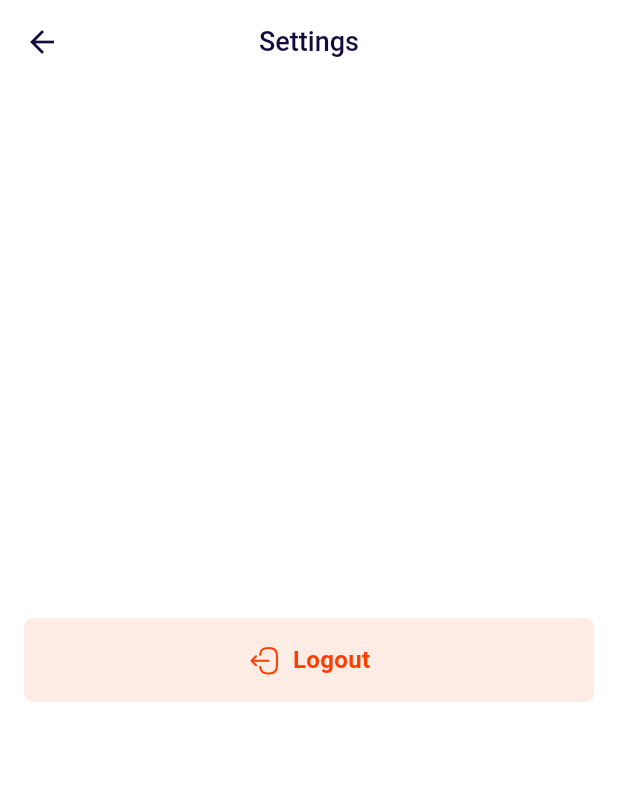
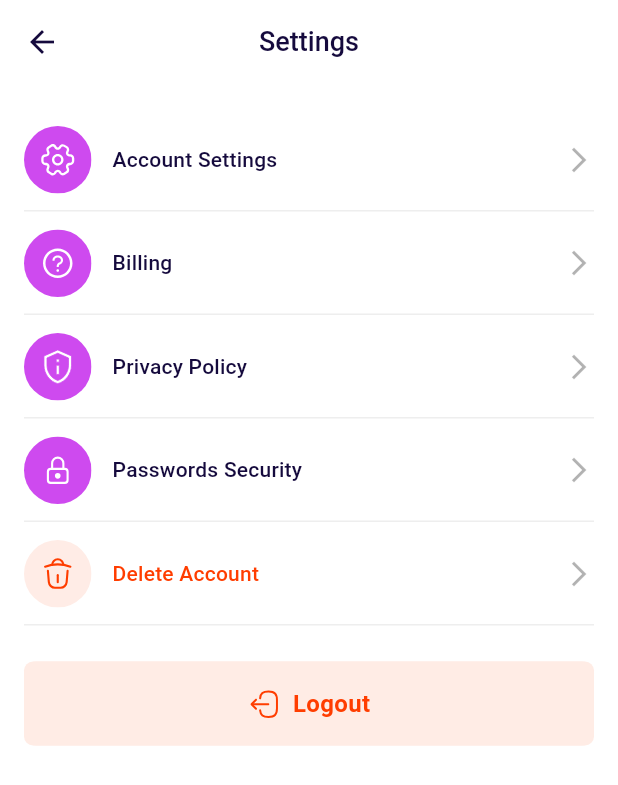
Before and after one commit to muneeb117/mywords.ai, a Flutter app: the SettingsPage screen opened by its route, on a phone screen of 412 x 824 dp. Shown: the top 785 px of the screen. Run offline on Flutter 3.47's test engine with Material 3 defaults, Android fonts, the phone set to English and light mode, and no system bars; our stand-ins replace bloc, dartz, device_info_plus, dio, file_picker, flutter_bloc and 5 more; missing offline and left inert: docx_to_text, syncfusion_flutter_pdf; accounts and stored records are empty.

Commit message:
settings/security page designed

```diff
--- a/lib/common/components/custom_text_field.dart
+++ b/lib/common/components/custom_text_field.dart
@@ -112,7 +112,7 @@ class InputField extends StatelessWidget {
         hintStyle: TextStyle(
           color: Color(0xff9E9E9E),
           fontSize: 14,
-          fontWeight: FontWeight.normal,
+          fontWeight: FontWeight.w500,
         ),
         prefixIcon: hasPrefixIcon
             ? Padding(
@@ -141,14 +141,14 @@ class InputField extends StatelessWidget {
         border: OutlineInputBorder(
           borderRadius: BorderRadius.circular(8),
           borderSide: BorderSide(
-            color: Color(0xffEDEDED),
+            color: Color(0xffEAECF0),
             width: 1,
           ),
         ),
         enabledBorder: OutlineInputBorder(
           borderRadius: BorderRadius.circular(8),
           borderSide: BorderSide(
-            color: Color(0xffEDEDED),
+            color: Color(0xffEAECF0),
             width: 1,
           ),
         ),
--- a/lib/config/routes/route_manager.dart
+++ b/lib/config/routes/route_manager.dart
@@ -10,6 +10,8 @@ import 'package:mywords/modules/authentication/pages/signup/signup_page.dart';
 import 'package:mywords/modules/authentication/pages/signup/two_factor_signup_page.dart';
 import 'package:mywords/modules/home/pages/home_page.dart';
 import 'package:mywords/modules/onboarding/pages/onboarding_page.dart';
+import 'package:mywords/modules/settings/pages/account_settings_page.dart';
+import 'package:mywords/modules/settings/pages/password_security_page.dart';
 import 'package:mywords/modules/settings/pages/settings_page.dart';
 import 'package:mywords/modules/startup/pages/splash_page.dart';
 
@@ -27,6 +29,8 @@ class RouteManager {
   static const String humanizer = '/humanizer';
   static const String detector = '/detector';
   static const String setting = '/setting';
+  static const String accountSettings = '/accountSettings';
+  static const String passwordSecurity = '/passwordSecurity';
 
   // Route generator
   static Route<dynamic> generateRoute(RouteSettings settings) {
@@ -49,6 +53,10 @@ class RouteManager {
         return CupertinoPageRoute(builder: (_) => const HomePage());
       case setting:
         return CupertinoPageRoute(builder: (_) => const SettingsPage());
+      case accountSettings:
+        return CupertinoPageRoute(builder: (_) => const AccountSettingsPage());
+      case passwordSecurity:
+        return CupertinoPageRoute(builder: (_) => const PasswordSecurityPage());
 
       /// The [preference] and [output] ai-writer routes are being called with [PageRouteBuilder]
       case aiWriterInput:
--- a/lib/core/exceptions/api_error.dart
+++ b/lib/core/exceptions/api_error.dart
@@ -14,9 +14,10 @@ class ApiError implements Exception {
   });
 
   factory ApiError.fromDioException(DioException dioException) {
+    print('dio exception is :: ${dioException}');
     final _log = logger(ApiError);
     if (dioException.response != null) {
-      log('ApiError.fromDioException: ${dioException.response?.data}');
+      log('ApiError.fromDioException: ${dioException.response}');
       switch (dioException.response?.statusCode) {
         case 401:
           return ApiError(
--- a/lib/modules/home/widgets/home_header.dart
+++ b/lib/modules/home/widgets/home_header.dart
@@ -35,7 +35,7 @@ class HomeHeader extends StatelessWidget {
             },
             child: Padding(
               padding: const EdgeInsets.only(left: 4.0),
-              child: SvgPicture.asset('assets/images/svg/ic_settings.svg'),
+              child: SvgPicture.asset('assets/images/svg/ic_settings_nav.svg'),
             ),
           )
         ],
--- a/lib/modules/settings/pages/settings_page.dart
+++ b/lib/modules/settings/pages/settings_page.dart
@@ -6,6 +6,7 @@ import 'package:mywords/config/routes/route_manager.dart';
 import 'package:mywords/constants/app_colors.dart';
 import 'package:mywords/core/di/service_locator.dart';
 import 'package:mywords/modules/settings/cubit/logout_cubit.dart';
+import 'package:mywords/modules/settings/widgets/settings_tile.dart';
 import 'package:mywords/utils/extensions/extended_context.dart';
 
 class SettingsPage extends StatelessWidget {
@@ -22,10 +23,45 @@ class SettingsPage extends StatelessWidget {
             body: Padding(
               padding: const EdgeInsets.all(16.0),
               child: Column(
-                mainAxisAlignment: MainAxisAlignment.center,
+                crossAxisAlignment: CrossAxisAlignment.start,
                 children: [
-                  Center(
-                    child: BlocConsumer<LogoutCubit, LogoutState>(
+                  SettingsTile(
+                    onTap: () {
+                      Navigator.pushNamed(context, RouteManager.accountSettings);
+                    },
+                    title: 'Account Settings',
+                    assetPath: 'assets/images/svg/ic_settings.svg',
+                  ),
+                  Divider(height: 0, color: Color(0xffEEEEEE)),
+                  SettingsTile(
+                    onTap: () {},
+                    title: 'Billing',
+                    assetPath: 'assets/images/svg/ic_billing.svg',
+                  ),
+                  Divider(height: 0, color: Color(0xffEEEEEE)),
+                  SettingsTile(
+                    onTap: () {},
+                    title: 'Privacy Policy',
+                    assetPath: 'assets/images/svg/ic_privacy_policy.svg',
+                  ),
+                  Divider(height: 0, color: Color(0xffEEEEEE)),
+                  SettingsTile(
+                    onTap: () {
+                      Navigator.pushNamed(context, RouteManager.passwordSecurity);
+                    },
+                    title: 'Passwords Security',
+                    assetPath: 'assets/images/svg/ic_password_security.svg',
+                  ),
+                  Divider(height: 0, color: Color(0xffEEEEEE)),
+                  SettingsTile(
+                    onTap: () {},
+                    title: 'Delete Account',
+                    assetPath: 'assets/images/svg/ic_delete_acc.svg',
+                    textColor: Color(0xffFF3D00),
+                  ),
+                  Divider(height: 0, color: Color(0xffEEEEEE)),
+                  SizedBox(height: 24),
+                  BlocConsumer<LogoutCubit, LogoutState>(
                     listener: (context, state) {
                       if (state.logoutStatus == LogoutStatus.success) {
                         Navigator.pushNamedAndRemoveUntil(context, RouteManager.login, (route) => false);
@@ -48,7 +84,6 @@ class SettingsPage extends StatelessWidget {
                         title: 'Logout',
                       );
                     },
-                    ),
                   )
                 ],
               ),
--- /dev/null
+++ b/lib/modules/settings/widgets/settings_tile.dart
@@ -0,0 +1,46 @@
+import 'package:flutter/material.dart';
+import 'package:flutter_svg/flutter_svg.dart';
+import 'package:mywords/utils/extensions/extended_context.dart';
+
+class SettingsTile extends StatelessWidget {
+  const SettingsTile({
+    super.key,
+    required this.onTap,
+    required this.title,
+    required this.assetPath,
+    this.textColor,
+  });
+
+  final String title;
+  final String assetPath;
+  final VoidCallback onTap;
+  final Color? textColor;
+
+  @override
+  Widget build(BuildContext context) {
+    return GestureDetector(
+      behavior: HitTestBehavior.opaque,
+      onTap: onTap,
+      child: Container(
+        padding: EdgeInsets.symmetric(vertical: 12),
+        child: Row(
+          children: [
+            SvgPicture.asset(
+              assetPath,
+              height: 45,
+              width: 45,
+            ),
+            SizedBox(width: 14),
+            Text(title, style: context.textTheme.titleMedium?.copyWith(color: textColor ?? context.colorScheme.onSurface)),
+            Spacer(),
+            Icon(
+              Icons.arrow_forward_ios_outlined,
+              color: Colors.black.withOpacity(0.3),
+              size: 20,
+            )
+          ],
+        ),
+      ),
+    );
+  }
+}
--- a/lib/modules/startup/pages/splash_page.dart
+++ b/lib/modules/startup/pages/splash_page.dart
@@ -11,7 +11,10 @@ class SplashPage extends StatelessWidget {
   @override
   Widget build(BuildContext context) {
     return BlocProvider(
-      create: (context) => SplashCubit(sessionRepository: sl())..init(),
+      create: (context) => SplashCubit(
+        sessionRepository: sl(),
+        dioClient: sl(),
+      )..init(),
       child: BlocListener<SplashCubit, SplashState>(
         listener: (context, state) {
           if (state is ShowLogin) {
```
Also changed, not shown: lib/core/network/dio_client.dart (+6 -2 lines), lib/modules/settings/pages/account_settings_page.dart (added, +11 -0 lines), lib/modules/settings/pages/password_security_page.dart (added, +44 -0 lines), lib/modules/startup/cubit/splash_cubit.dart (+6 -1 lines), assets/images/svg/ic_billing.svg (added), assets/images/svg/ic_delete_acc.svg (added), assets/images/svg/ic_password_security.svg (added), assets/images/svg/ic_privacy_policy.svg (added), assets/images/svg/ic_settings.svg, assets/images/svg/ic_settings_nav.svg (added), 2 other files. Lines whose indentation alone changed are shown as unchanged.
